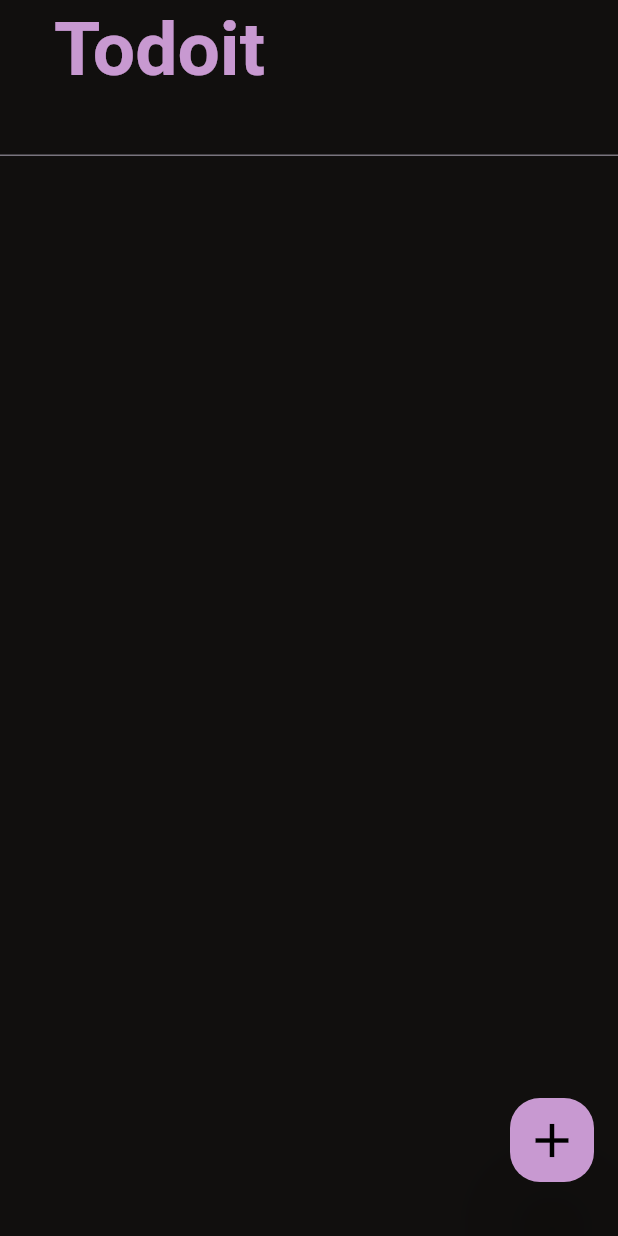
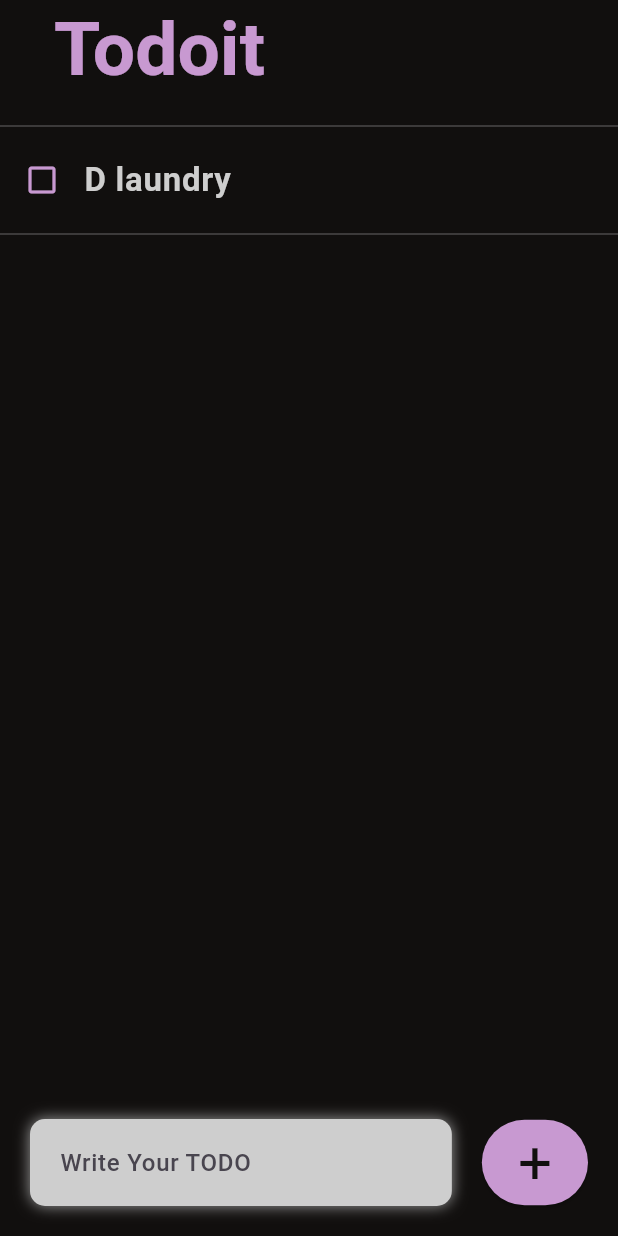
Before and after one commit to vrushab2004/Todoit, a Flutter app: the screen it shows after launch, on a phone screen of 412 x 824 dp. Run offline on Flutter 3.47's test engine with Material 3 defaults, Android fonts, the phone set to English and light mode, and no system bars; drawn by our look-alikes of flutter_animate; our stand-ins replace glass, google_fonts.

Commit message:
second commit

```diff
--- /dev/null
+++ b/lib/constans/colors.dart
@@ -0,0 +1,7 @@
+import 'package:flutter/material.dart';
+
+
+
+const Color tdbackground= Color.fromARGB(255, 17, 15, 14);
+const Color tdpurple = Color.fromARGB(255, 200, 153, 209);
+const Color tdtext = Color.fromARGB(255, 206, 206, 206);
--- a/lib/home.dart
+++ b/lib/home.dart
@@ -2,47 +2,118 @@ import 'package:flutter/material.dart';
 import 'package:google_fonts/google_fonts.dart';
 import 'package:flutter_animate/flutter_animate.dart';
 import 'package:glass/glass.dart';
+import 'package:todoit/constans/colors.dart';
+import 'package:todoit/model/todo.dart';
+import 'package:todoit/todoitem.dart';
 
 
 class Home extends StatefulWidget {
-  const Home({super.key});
+   Home({super.key});
 
   @override
   State<Home> createState() => _HomeState();
 }
-
+final todoList = ToDo.todoList();
+final _todoController = TextEditingController();
 class _HomeState extends State<Home> {
   @override
   Widget build(BuildContext context) {
+    void _deleteToDoitem(String id){
+  setState(() {
+      todoList.removeWhere((todo) => todo.id == id);
+  });
+}
+void _addToDoItem(String toDo){
+  setState(() {
+    todoList.add(ToDo(id: DateTime.now().millisecondsSinceEpoch.toString(), todoText: toDo));
+  });
+  _todoController.clear();
+  }
     return Stack(
       children:[ Scaffold(
-        backgroundColor: Color.fromARGB(255, 17, 15, 14),
+        backgroundColor: tdbackground,
         appBar: AppBar(
           backgroundColor: Colors.transparent,
           title:Container(
             margin: EdgeInsets.only(left: 20,top: 10),
             child: Animate(
-              child: Text('Todoit',style:GoogleFonts.aBeeZee(color: Colors.white,fontWeight: FontWeight.bold,fontSize: 50),).animate().tint(color:const Color.fromARGB(255, 200, 153, 209))
+              child: Text('Todoit',style:GoogleFonts.aBeeZee(color: Colors.white,fontWeight: FontWeight.bold,fontSize: 50),).animate().tint(color:tdpurple)
 
               )),
         ),
-        body: Container(
-          child: TextField(),
-        ).asGlass(tintColor: Colors.transparent),
-        floatingActionButton:  Padding(
-          padding: const EdgeInsets.only(bottom:20 ),
-          child: FloatingActionButton(onPressed: (){
+        body: Stack(
+          children: [
+            ListView(
+            children: [
+              Container(
+                margin: EdgeInsets.only(top: 20),
+                child: Divider(
+                  thickness: 0.3,
+                  color: tdtext,
+                  ),
+              ),
+              for(ToDo todo in todoList.reversed)
+              Todoitem(
+                todo:todo,
+                onToDochanged: _handleToDochange,
+                onDeleteItem:_deleteToDoitem,
+              ),
 
-          },
-          backgroundColor:const Color.fromARGB(255, 200, 153, 209) ,
-          elevation: 30,
-          shape: RoundedRectangleBorder(borderRadius: BorderRadius.circular(20)),
-          child:
-          Icon(Icons.add,size: 38,color: Colors.black,),),
+
+            ],
+          ),
+
+          Align(
+                alignment: Alignment.bottomCenter,
+                child: Row(
+                  children: [
+                    Expanded(child: Container(
+                      margin: EdgeInsets.only(bottom: 20,right: 20,left: 20,),
+                      padding: EdgeInsets.symmetric(horizontal: 20,vertical: 5),
+                      decoration: BoxDecoration(
+                        color: tdtext,
+                        boxShadow: const[
+                          BoxShadow(
+                            color: Colors.grey,
+                            offset: Offset(0.0, 0.0),
+                            blurRadius: 8,
+                            spreadRadius: 0.0,
+                          )
+                        ],
+                        borderRadius: BorderRadius.circular(10),
+                      ),
+                      child: TextField(
+                        controller: _todoController,
+                        cursorColor: tdpurple,
+                        style: GoogleFonts.aBeeZee(fontSize: 18,fontWeight: FontWeight.w600,color: tdbackground),
+                        decoration: InputDecoration(
+                          hintText: 'Write Your TODO',hintStyle:GoogleFonts.aBeeZee(fontWeight: FontWeight.w500,fontSize: 16),
+                          border: InputBorder.none,
+
+                        ),
+
+                      ),
+                    )),
+                    Container(
+                      margin: EdgeInsets.only(bottom: 20,right: 20),
+                    child: ElevatedButton(onPressed: (){
+                      _addToDoItem(_todoController.text);
+                    },child: Text('+',style: TextStyle(fontSize: 40,color: tdbackground,fontWeight: FontWeight.w400),),style: ButtonStyle(backgroundColor: WidgetStatePropertyAll(tdpurple),shape: WidgetStatePropertyAll(RoundedRectangleBorder(borderRadius: BorderRadius.circular(200)))),),
+                    ),
+
+                  ],
+                ),
+              )
+          ]
         ),
 
       ),
-      ]
+      ],
     );
   }
+  void _handleToDochange(ToDo todo){
+setState((){
+todo.isDone = !todo.isDone;
+});
+  }
 }
--- /dev/null
+++ b/lib/model/todo.dart
@@ -0,0 +1,20 @@
+class ToDo {
+  String? id;
+  String? todoText;
+  bool isDone;
+
+  // Constructor with proper syntax
+  ToDo({
+    required this.id,
+    required this.todoText,
+    this.isDone = false,
+  });
+
+  // Static method to return a list of ToDo objects
+  static List<ToDo> todoList() {
+    return [
+
+ToDo(id: '4', todoText: 'D laundry'),
+    ];
+  }
+}
--- /dev/null
+++ b/lib/todoitem.dart
@@ -0,0 +1,58 @@
+import 'package:flutter/material.dart';
+import 'package:flutter/widgets.dart';
+import 'package:flutter_animate/flutter_animate.dart';
+import 'package:google_fonts/google_fonts.dart';
+import 'package:todoit/constans/colors.dart';
+import 'package:todoit/model/todo.dart';
+
+
+class Todoitem extends StatelessWidget {
+  final ToDo todo;
+  final Function(ToDo) onToDochanged;
+  final Function(String) onDeleteItem;
+const Todoitem ({Key? key, required this.todo,required this.onToDochanged,required this.onDeleteItem}) : super(key: key);
+
+  @override
+  Widget build(BuildContext context) {
+    return Dismissible(
+
+      background: Container(
+        height: 100,
+        margin: EdgeInsets.only(bottom: 12),
+        color: Colors.red,
+        // padding: EdgeInsets.only(left: 20),
+        // alignment: Alignment.centerLeft,
+        child: Container(
+          margin: EdgeInsets.only(left: 300),
+          child: Icon(Icons.delete, color: Colors.white,size: 30,)),
+      ),
+      key: Key(todo.id!),
+      onDismissed: ( direction) {
+        onDeleteItem(todo.id!);
+      },
+
+    child :Column(
+      children: [
+        Container(
+          child: ListTile(
+            onTap: (){
+              onToDochanged(todo);
+            },
+            shape: RoundedRectangleBorder(borderRadius:BorderRadius.circular(20) ),
+            tileColor: Colors.transparent,
+            leading: Icon(todo.isDone? Icons.check_box : Icons.check_box_outline_blank,color: tdpurple,),
+            title: Text(todo.todoText!,style: GoogleFonts.aBeeZee(fontWeight: FontWeight.bold,fontSize: 22,color: tdtext,decoration:todo.isDone? TextDecoration.lineThrough : null,decorationColor: Colors.white),),
+          ),
+        ),
+        Container(
+              margin: EdgeInsets.only(top: 0),
+              child: Divider(
+                thickness: 0.3,
+                color: tdtext,
+                ),
+            ),
+      ],
+    )
+    );
+  }
+}
```
